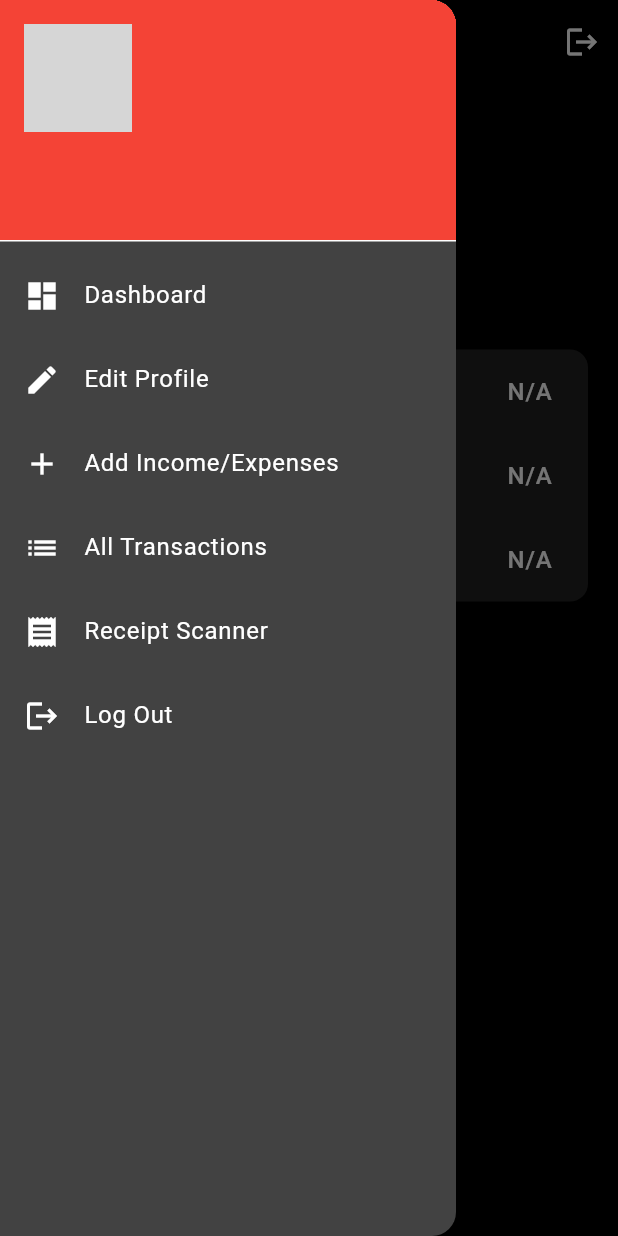
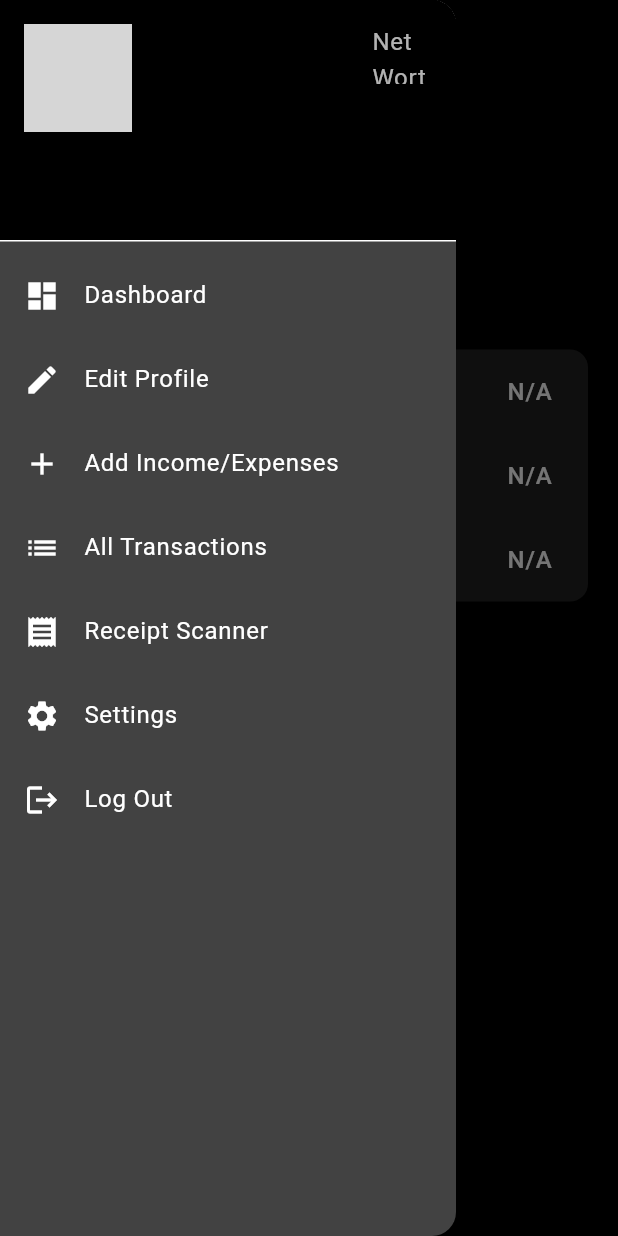
Before and after one commit to sunami09/WebGroup, a Flutter app: the HomePage screen opened directly, with the side drawer open, on a phone screen of 412 x 824 dp. Run offline on Flutter 3.47's test engine with Material 3 defaults, Android fonts, the phone set to English and light mode, and no system bars; our stand-ins replace cloud_firestore, firebase_auth, firebase_core, fl_chart, flutter_dotenv, image_picker; missing offline and left inert: flutter_tesseract_ocr; accounts and stored records are empty; network calls fail; grey boxes are pictures that could not be loaded.

Commit message:
Added settings page and got rid of log out button on homepage

```diff
--- a/lib/home_page.dart
+++ b/lib/home_page.dart
@@ -13,6 +13,7 @@ import 'all_transactions.dart';
 import 'add_transaction.dart';
 import 'dashboard_page.dart';
 import 'receiptscanner.dart';
+import 'setting.dart';
 
 class HomePage extends StatefulWidget {
   const HomePage({Key? key}) : super(key: key);
@@ -150,21 +151,7 @@ class _HomePageState extends State<HomePage> {
     return Scaffold(
       appBar: AppBar(
         title: const Text('Home Page'),
-        backgroundColor: Colors.black, // Updated to match other pages
-        actions: [
-          IconButton(
-            icon: const Icon(Icons.logout),
-            onPressed: () async {
-              await FirebaseAuth.instance.signOut();
-              Navigator.pushAndRemoveUntil(
-                context,
-                MaterialPageRoute(builder: (context) => const LoginPage()),
-                (route) => false,
-              );
-            },
-            tooltip: 'Log Out',
-          ),
-        ],
+        backgroundColor: Colors.black,
       ),
       drawer: _buildDrawer(displayName, netWorth),
       body: SingleChildScrollView(
@@ -219,7 +206,7 @@ class _HomePageState extends State<HomePage> {
 
   Widget _buildStockUpdates() {
     return Card(
-      color: Colors.grey[900], // Dark theme for consistency
+      color: Colors.grey[900],
       shape: RoundedRectangleBorder(borderRadius: BorderRadius.circular(12)),
       child: Column(
         children: stockSymbols.map((symbol) {
@@ -229,7 +216,7 @@ class _HomePageState extends State<HomePage> {
               symbol,
               style: const TextStyle(
                 fontWeight: FontWeight.bold,
-                color: Colors.white, // Improved contrast
+                color: Colors.white,
               ),
             ),
             trailing: Text(
@@ -240,7 +227,7 @@ class _HomePageState extends State<HomePage> {
                   : 'N/A',
               style: const TextStyle(
                 fontSize: 16,
-                color: Colors.white, // Improved contrast
+                color: Colors.white,
               ),
             ),
           );
@@ -300,8 +287,8 @@ class _HomePageState extends State<HomePage> {
   }
 
   Drawer _buildDrawer(String displayName, double netWorth) {
-    final formattedNetWorth =
-        NumberFormat.currency(symbol: '\$').format(netWorth);
+  final formattedNetWorth = NumberFormat.currency(symbol: '\$').format(netWorth);
+
   return Drawer(
     child: ListView(
       padding: EdgeInsets.zero,
@@ -313,10 +300,20 @@ class _HomePageState extends State<HomePage> {
             backgroundColor: Colors.white,
             backgroundImage: NetworkImage(
               user?.photoURL ??
-                    'https://upload.wikimedia.org/wikipedia/commons/a/ac/Default_pfp.jpg', // Default avatar URL
+                  'https://upload.wikimedia.org/wikipedia/commons/a/ac/Default_pfp.jpg',
             ),
-
           ),
+          // Add formattedNetWorth in the header
+          decoration: BoxDecoration(color: Colors.black),
+          otherAccountsPictures: [
+            Text(
+              'Net Worth: $formattedNetWorth',
+              style: const TextStyle(
+                color: Colors.white70,
+                fontSize: 16,
+              ),
+            ),
+          ],
         ),
         ListTile(
           leading: const Icon(Icons.dashboard),
@@ -375,6 +372,17 @@ class _HomePageState extends State<HomePage> {
           },
         ),
         ListTile(
+          leading: const Icon(Icons.settings),
+          title: const Text('Settings'),
+          onTap: () {
+            Navigator.pop(context);
+            Navigator.push(
+              context,
+              MaterialPageRoute(builder: (context) => const SettingsPage()),
+            );
+          },
+        ),
+        ListTile(
           leading: const Icon(Icons.logout),
           title: const Text('Log Out'),
           onTap: () async {
```
Also changed, not shown: lib/setting.dart (added, +186 -0 lines), pubspec.lock, 9 other files. Lines whose indentation alone changed are shown as unchanged.
